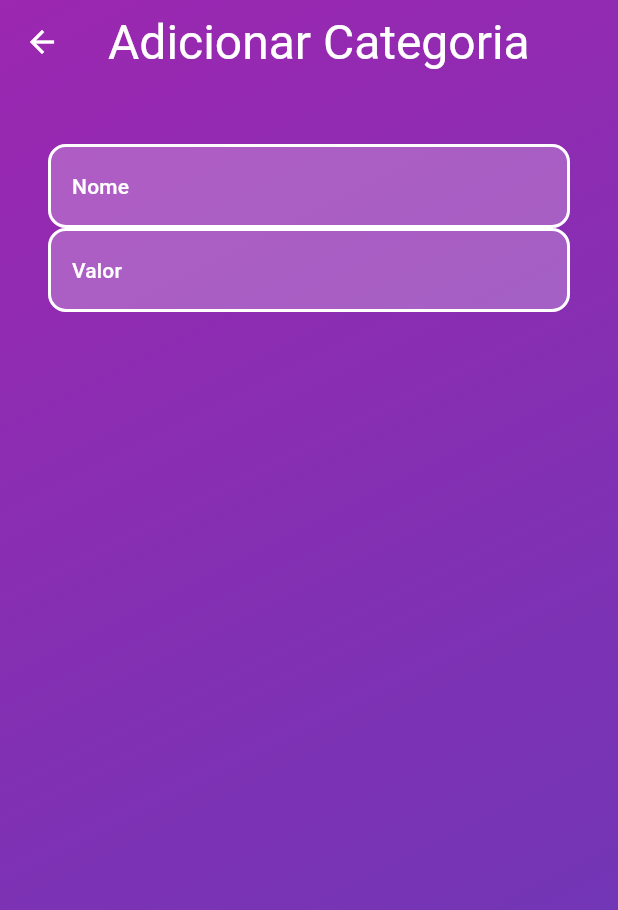
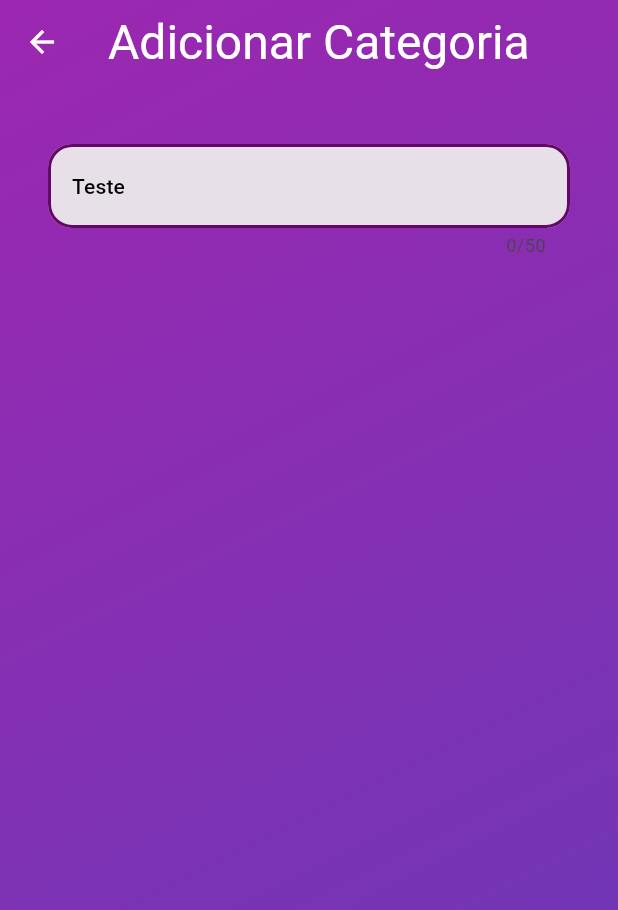
Before and after one commit to eduardobetim/Continhas, a Flutter app: the AddCategoryScreen screen opened directly, on a phone screen of 412 x 824 dp. Shown: the top 910 px of the screen. Run offline on Flutter 3.47's test engine with Material 3 defaults, Android fonts, the light colour scheme and no system bars; our stand-ins replace google_fonts; Roboto replaces fonts that are missing (Dosis).

Commit message:
continuing visual changes

```diff
--- a/lib/add_category_screen.dart
+++ b/lib/add_category_screen.dart
@@ -16,10 +16,9 @@ class AddCategoryScreen extends StatelessWidget {
         centerTitle: true,
         title: Text(
           'Adicionar Categoria',
-          style: Theme.of(context)
-              .textTheme
-              .headlineLarge!
-              .copyWith(fontFamily: GoogleFonts.dosis().fontFamily, color: Theme.of(context).colorScheme.onPrimary),
+          style: Theme.of(context).textTheme.headlineLarge!.copyWith(
+              fontFamily: GoogleFonts.dosis().fontFamily,
+              color: Theme.of(context).colorScheme.onPrimary),
         ),
       ),
       body: Container(
@@ -44,8 +43,45 @@ class AddCategoryScreen extends StatelessWidget {
                 const SizedBox(
                   height: 64,
                 ),
-                InputField(name: 'Nome'),
-                InputField(name: 'Valor')
+                TextFormField(
+                  textAlign: TextAlign.start,
+                  style: Theme.of(context)
+                      .textTheme
+                      .bodyLarge!
+                      .copyWith(color: Colors.black),
+                  maxLength: 50,
+                  decoration: InputDecoration(
+                      filled: true,
+                      enabledBorder: const OutlineInputBorder(
+                        borderSide: BorderSide(
+                          color: Color.fromARGB(255, 99, 8, 102),
+                          width: 2,
+                        ),
+                        borderRadius: BorderRadius.all(
+                          Radius.circular(
+                            16,
+                          ),
+                        ),
+                      ),
+                      focusColor: Colors.white,
+                      focusedBorder: const OutlineInputBorder(
+                        borderSide: BorderSide(
+                          color: Color.fromARGB(255, 99, 8, 102),
+                          width: 2,
+                        ),
+                        borderRadius: BorderRadius.all(
+                          Radius.circular(
+                            16,
+                          ),
+                        ),
+                      ),
+                      labelText: 'Teste',
+                      floatingLabelBehavior: FloatingLabelBehavior.auto,
+                      labelStyle: Theme.of(context)
+                          .textTheme
+                          .labelLarge!
+                          .copyWith(color: Colors.black)),
+                ),
               ],
             ),
           ),
```
Also changed, not shown: lib/home_screen.dart (+6 -2 lines).
